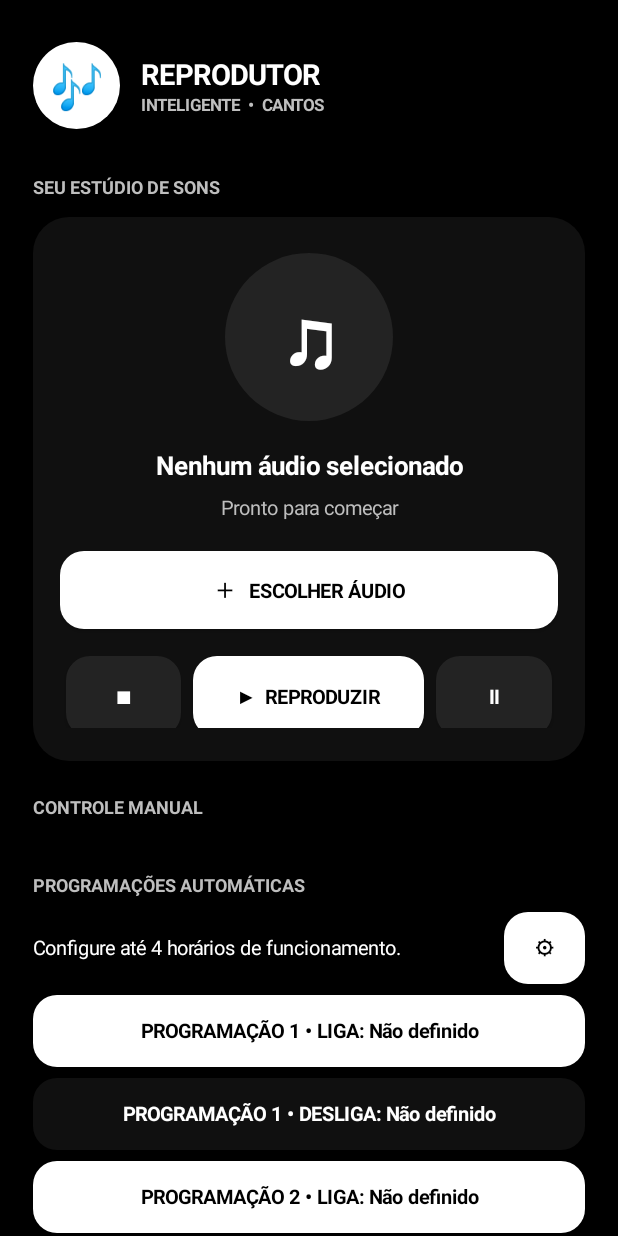
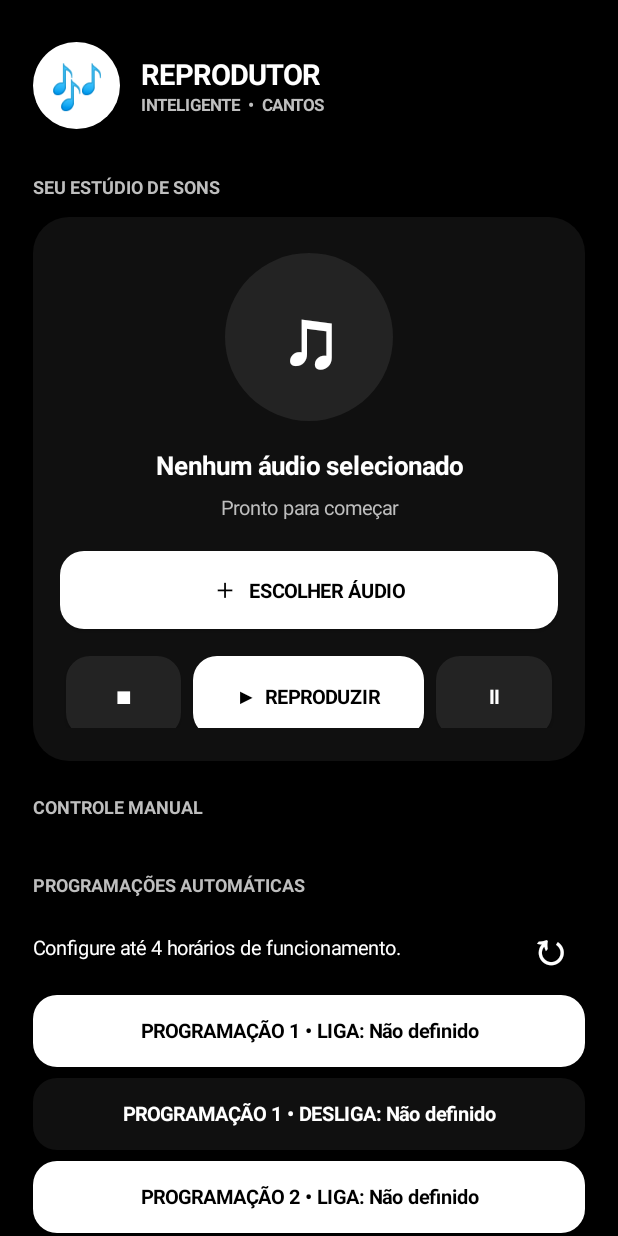
Before and after one commit to marvesanttos-dotcom/reprodutor-inteligente, an Android app: the screen it shows after launch (MainActivity), on a phone screen of 412 x 824 dp. Run offline under Robolectric (Android 15) with nearby library versions, the phone set to English and light mode, and no system bars.

Commit message:
Trocar engrenagem por ícone branco de atualizar sem fundo

```diff
--- a/app/src/main/java/com/reprodutor/inteligente/MainActivity.java
+++ b/app/src/main/java/com/reprodutor/inteligente/MainActivity.java
@@ -177,8 +177,12 @@ public class MainActivity extends Activity {
         scheduleHeader.setGravity(Gravity.CENTER_VERTICAL);
         TextView scheduleInfo = label("Configure até 4 horários de funcionamento.", 13, WHITE, false);
         scheduleHeader.addView(scheduleInfo, new LinearLayout.LayoutParams(0, LinearLayout.LayoutParams.WRAP_CONTENT, 1));
-        Button resetSchedules = makeButton("⚙", WHITE, BG, v -> confirmResetSchedules());
-        scheduleHeader.addView(resetSchedules, new LinearLayout.LayoutParams(dp(54), dp(48)));
+        Button resetSchedules = makeButton("↻", Color.TRANSPARENT, WHITE, v -> confirmResetSchedules());
+        resetSchedules.setTextSize(29);
+        resetSchedules.setBackgroundColor(Color.TRANSPARENT);
+        resetSchedules.setElevation(0);
+        resetSchedules.setPadding(0, 0, 0, 0);
+        scheduleHeader.addView(resetSchedules, new LinearLayout.LayoutParams(dp(48), dp(48)));
         page.addView(scheduleHeader);
 
         SharedPreferences prefs = getSharedPreferences("programacao", MODE_PRIVATE);
```
